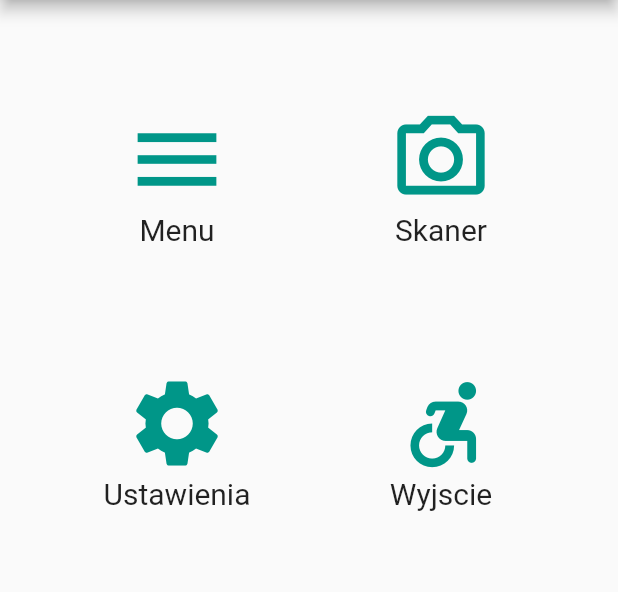
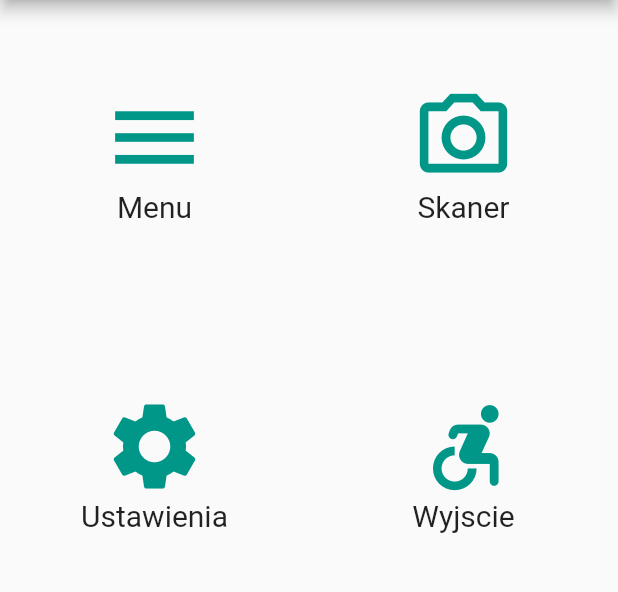
Before and after one commit to Majkel14xd/Aplikacje_Mobilne-Projekt_Lidwa_Maciejski_Kurek, a Flutter app: the screen it shows after launch, on a phone screen of 412 x 824 dp, the part 84-676 px from its top. Run offline on Flutter 3.47's test engine with Material 2 defaults, Android fonts, the phone set to English and light mode, and no system bars; missing offline and left inert: dart:ffi.

Commit message:
Pierwsza strona

```diff
--- a/moduleprojekt/lib/main.dart
+++ b/moduleprojekt/lib/main.dart
@@ -1,4 +1,7 @@
+import 'dart:ffi';
+
 import 'package:flutter/material.dart';
+import 'package:moduleprojekt/settings.dart';
 
 void main() {
   runApp(const MyApp());
@@ -37,6 +40,12 @@ class MenuStart extends StatefulWidget {
 }
 
 class _MenuStartState extends State<MenuStart> {
+  int currentIndex = 0;
+  final screens = [
+    WidgetMenu(),
+    WidgetScaner(),
+    WidgetSettings(),
+  ];
   @override
   Widget build(BuildContext context) {
     return Scaffold(
@@ -44,7 +53,6 @@ class _MenuStartState extends State<MenuStart> {
         title: Text('Aplikacja Biletowa'),
       ),
       body: Container(
-        margin: EdgeInsets.all(30),
         child:Center(
           child: GridView.count(
             crossAxisCount: 2,
@@ -52,30 +60,36 @@ class _MenuStartState extends State<MenuStart> {
             Okienka(
               title: 'Menu',
               icon: Icons.menu,
+              indexx: 1,
             ),
             Okienka(
               title: 'Skaner',
               icon: Icons.camera_alt_outlined,
+              indexx: 2,
             ),
             Okienka(
               title: 'Ustawienia',
               icon: Icons.settings,
+              indexx: 3,
             ),
             Okienka(
               title: 'Wyjscie',
               icon: Icons.accessible_forward_rounded,
+              indexx: 4,
             ),
           ],
           ),
         ),
       ),
+
     );
   }
 }
 class Okienka extends StatelessWidget {
-  Okienka({this.title,required this.icon}) ;
+  Okienka({this.title,required this.icon,this.indexx}) ;
   final title;
   final IconData icon;
+  final indexx;
   @override
   Widget build(BuildContext context) {
     return Container(
```
Also changed, not shown: moduleprojekt/lib/settings.dart (+42 -0 lines).
